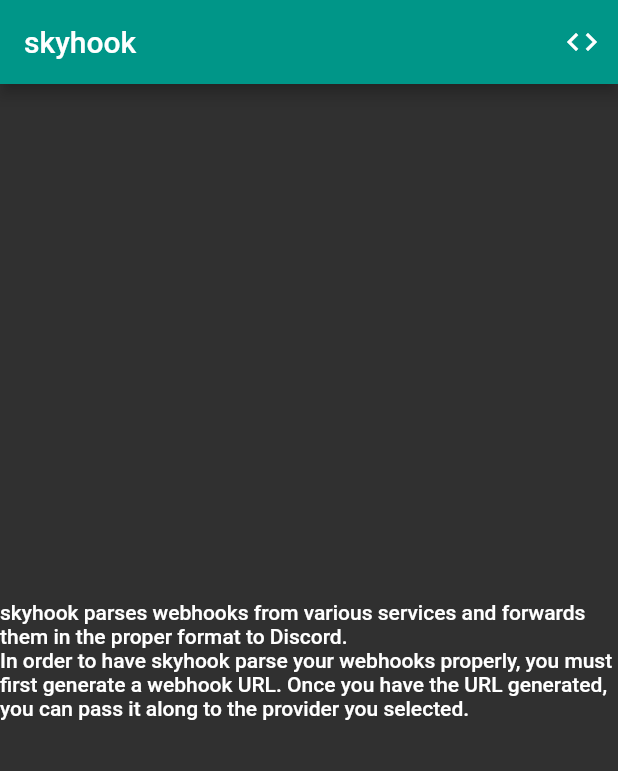
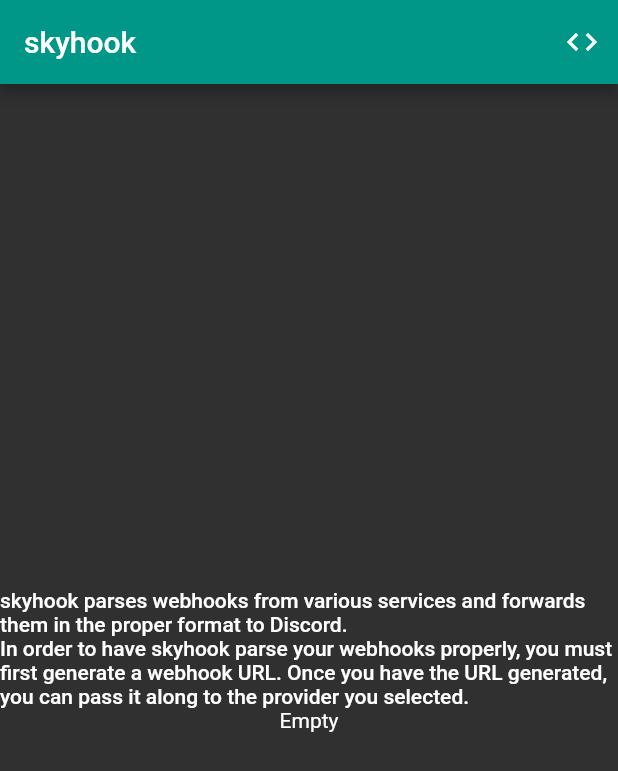
Before and after one commit to Commit451/skyhook-web, a Flutter app: the screen it shows after launch, on a phone screen of 412 x 824 dp. Shown: the top 771 px of the screen. Run offline on Flutter 3.47's test engine with Material 2 defaults, Android fonts, the phone set to English and light mode, and no system bars; network calls fail.

Commit message:
Docker? idk

```diff
--- a/lib/skyhook_home_page.dart
+++ b/lib/skyhook_home_page.dart
@@ -71,8 +71,21 @@
             'In order to have skyhook parse your webhooks properly, you must first generate a webhook URL. Once you have the URL generated, you can pass it along to the provider you selected.',
             style: Theme.of(context).textTheme.bodyText1,
           ),
+          _providerList(_providers),
         ],
       ),
     );
   }
+
+  Widget _providerList(List<String> providers) {
+    if (_providers.isEmpty) {
+      return const Text("Empty");
+    }
+    return ListView(
+        shrinkWrap: true,
+        children: providers.map((provider) {
+          var w = Text(provider);
+          return w;
+        }).toList());
+  }
 }
```
Also changed, not shown: 3 other files.
